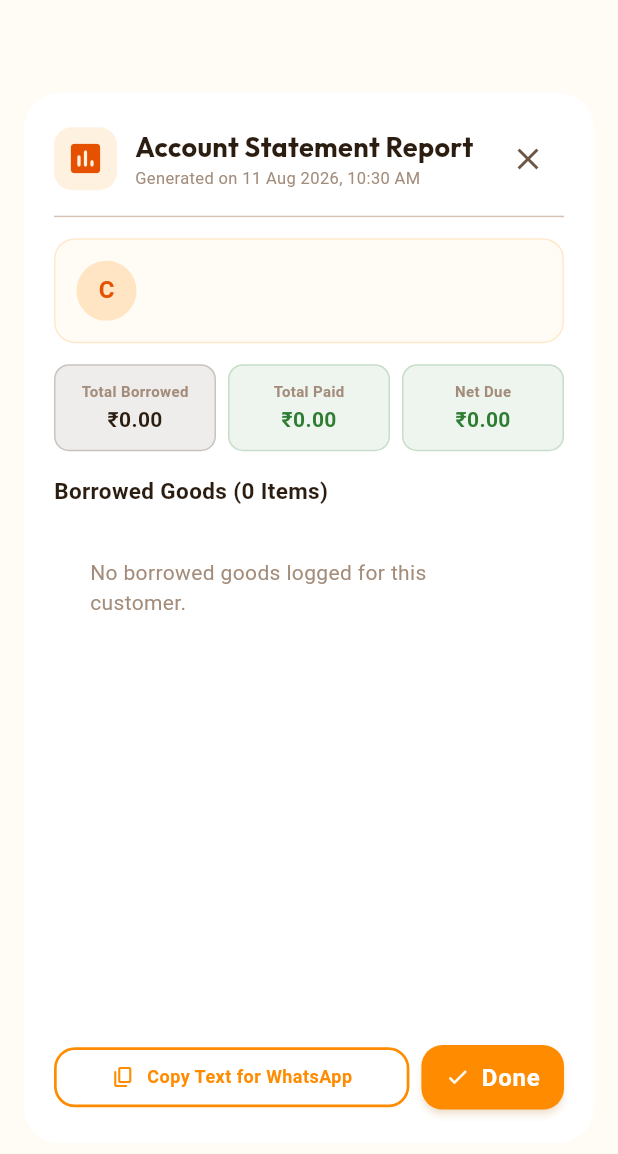
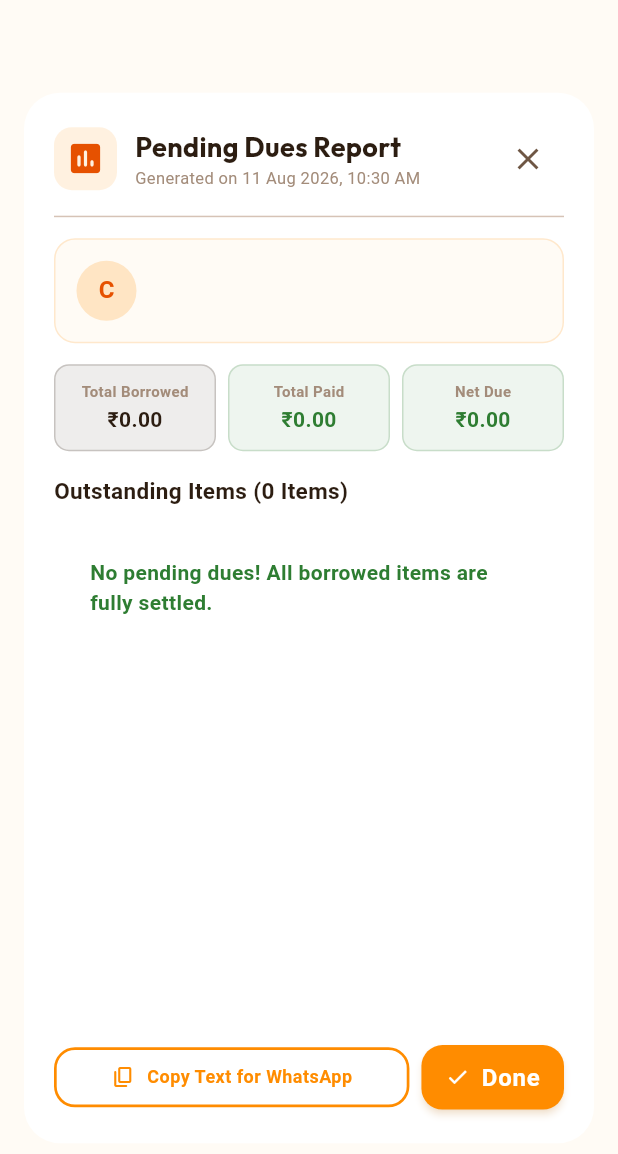
Before and after one commit to marqupine/udhar_khata, a Flutter app: the CustomerReportDialog widget shown alone on an empty page, opened directly with empty values, on a phone screen of 412 x 824 dp. Shown: the top 1154 px of the screen. Run offline on Flutter 3.47's test engine with Material 3 defaults, Android fonts, the phone set to English and light mode, and no system bars; our stand-ins replace cloud_firestore, firebase_auth, firebase_core, google_fonts, local_auth, shared_preferences; accounts and stored records are empty.

Commit message:
refactor: Filter customer statement report to show only net due items

```diff
--- a/lib/widgets/customer_report_dialog.dart
+++ b/lib/widgets/customer_report_dialog.dart
@@ -63,7 +63,7 @@ class CustomerReportDialog extends StatelessWidget {
     final nowStr = _formatDateTime(DateTime.now());
     final buffer = StringBuffer();
 
-    buffer.writeln('📄 *${AppConstants.appName.toUpperCase()} STATEMENT*');
+    buffer.writeln('📄 *${AppConstants.appName.toUpperCase()} PENDING DUES STATEMENT*');
     buffer.writeln('========================================');
     buffer.writeln('Customer: ${customer.name}');
     if (customer.phoneNumber.isNotEmpty) {
@@ -79,10 +79,10 @@ class CustomerReportDialog extends StatelessWidget {
     buffer.writeln('Total Paid: ₹${totalPaid.toStringAsFixed(2)}');
     buffer.writeln('Net Outstanding Debt: ₹${pendingBalance.toStringAsFixed(2)}');
     buffer.writeln('========================================');
-    buffer.writeln('*BORROWED GOODS DETAILS (${goods.length} Items)*\n');
+    buffer.writeln('*OUTSTANDING ITEMS DETAILS (${goods.length} Items)*\n');
 
     if (goods.isEmpty) {
-      buffer.writeln('No active borrowed items found.');
+      buffer.writeln('All clear! No pending dues found.');
     } else {
       for (int i = 0; i < goods.length; i++) {
         final item = goods[i];
@@ -95,25 +95,26 @@ class CustomerReportDialog extends StatelessWidget {
           '   📦 Qty: $qtyStr @ ₹${item.unitPrice.toStringAsFixed(2)} = ₹${item.totalPrice.toStringAsFixed(2)}',
         );
         buffer.writeln(
-          '   💳 Status: ${item.statusLabel} (Paid: ₹${item.amountPaid.toStringAsFixed(2)} | Due: ₹${item.remainingAmount.toStringAsFixed(2)})',
+          '   💳 Status: ${item.statusLabel} (Paid: ₹${item.amountPaid.toStringAsFixed(2)} | Net Due: ₹${item.remainingAmount.toStringAsFixed(2)})',
         );
         buffer.writeln('');
       }
     }
 
     buffer.writeln('========================================');
-    buffer.writeln('Thank you for your business!');
+    buffer.writeln('Please clear your pending dues soon. Thank you!');
     return buffer.toString();
   }
 
   @override
   Widget build(BuildContext context) {
-    final goods = repository.getGoodsForCustomer(customer.id);
+    final allGoods = repository.getGoodsForCustomer(customer.id);
+    final dueGoods = allGoods.where((g) => g.remainingAmount > 0.001).toList();
     final totalBorrowed = repository.getCustomerTotalBorrowed(customer.id);
     final totalPaid = repository.getCustomerTotalPaid(customer.id);
     final pendingBalance = repository.getCustomerPendingBalance(customer.id);
     final reportText = _buildFormattedTextReport(
-      goods,
+      dueGoods,
       totalBorrowed,
       totalPaid,
       pendingBalance,
@@ -154,7 +155,7 @@ class CustomerReportDialog extends StatelessWidget {
                     crossAxisAlignment: CrossAxisAlignment.start,
                     children: [
                       Text(
-                        'Account Statement Report',
+                        'Pending Dues Report',
                         style: GoogleFonts.outfit(
                           fontSize: 18,
                           fontWeight: FontWeight.bold,
@@ -288,7 +289,7 @@ class CustomerReportDialog extends StatelessWidget {
                       mainAxisAlignment: MainAxisAlignment.spaceBetween,
                       children: [
                         Text(
-                          'Borrowed Goods (${goods.length} Items)',
+                          'Outstanding Items (${dueGoods.length} Items)',
                           style: const TextStyle(
                             fontWeight: FontWeight.bold,
                             fontSize: 15,
@@ -300,15 +301,16 @@ class CustomerReportDialog extends StatelessWidget {
                     const SizedBox(height: 10),
 
                     // Itemized Table List
-                    if (goods.isEmpty)
+                    if (dueGoods.isEmpty)
                       Container(
                         padding: const EdgeInsets.all(24),
                         alignment: Alignment.center,
                         child: const Text(
-                          'No borrowed goods logged for this customer.',
+                          'No pending dues! All borrowed items are fully settled.',
                           style: TextStyle(
-                            color: AppTheme.textMuted,
+                            color: AppTheme.paidText,
                             fontSize: 14,
+                            fontWeight: FontWeight.bold,
                           ),
                         ),
                       )
@@ -316,11 +318,11 @@ class CustomerReportDialog extends StatelessWidget {
                       ListView.separated(
                         shrinkWrap: true,
                         physics: const NeverScrollableScrollPhysics(),
-                        itemCount: goods.length,
+                        itemCount: dueGoods.length,
                         separatorBuilder:
                             (context, index) => const SizedBox(height: 8),
                         itemBuilder: (context, index) {
-                          final item = goods[index];
+                          final item = dueGoods[index];
                           final qtyStr = item.quantity.toStringAsFixed(
                             item.quantity.truncateToDouble() == item.quantity
                                 ? 0
```
Also changed, not shown: 1 other file.
